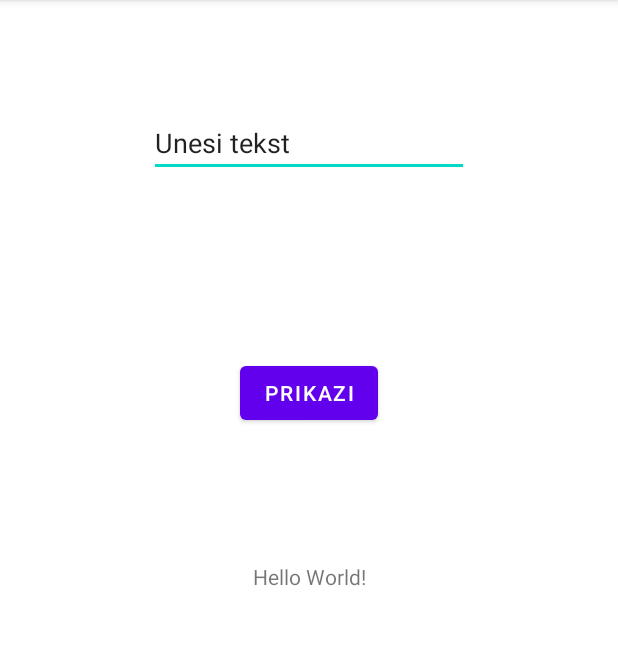
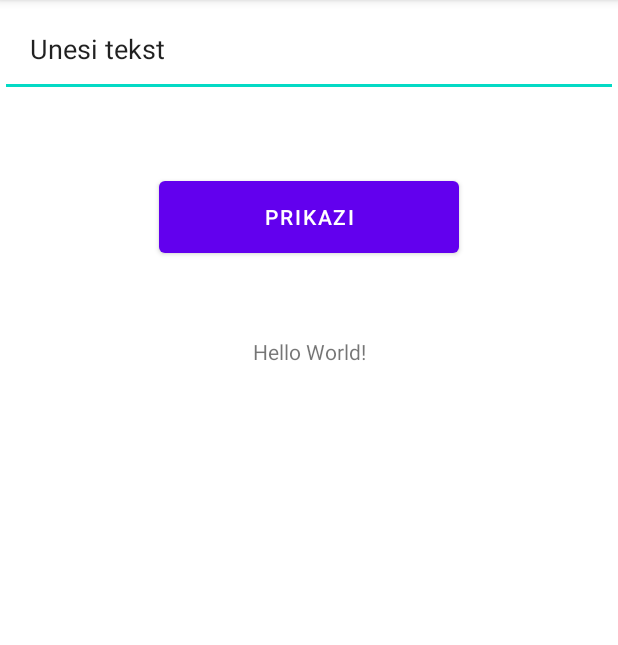
Before and after one commit to acato2/RMA-Cinaeste, an Android app: the screen it shows after launch (MainActivity), on a phone screen of 412 x 824 dp, the part 84-729 px from its top. Run offline under Robolectric (Android 15) with nearby library versions, the light colour scheme and no system bars.

Commit message:
Zadatak 2 - LinearLayout

```diff
--- a/app/src/main/res/layout/activity_main.xml
+++ b/app/src/main/res/layout/activity_main.xml
@@ -1,49 +1,38 @@
 <?xml version="1.0" encoding="utf-8"?>
-<androidx.constraintlayout.widget.ConstraintLayout xmlns:android="http://schemas.android.com/apk/res/android"
+<LinearLayout xmlns:android="http://schemas.android.com/apk/res/android"
     xmlns:app="http://schemas.android.com/apk/res-auto"
     xmlns:tools="http://schemas.android.com/tools"
     android:layout_width="match_parent"
     android:layout_height="match_parent"
+    android:orientation="vertical"
     tools:context=".MainActivity">
+
+    <EditText
+        android:id="@+id/editText1"
+        android:layout_width="match_parent"
+        android:layout_height="wrap_content"
+        android:ems="10"
+        android:inputType="textPersonName"
+        android:padding="20dp"
+        android:text="Unesi tekst" />
+
+    <Button
+        android:id="@+id/button1"
+        android:layout_width="200dp"
+        android:layout_height="60dp"
+        android:layout_gravity="center_horizontal"
+        android:layout_marginTop="50dp"
+        android:gravity="center"
+        android:insetLeft="0dp"
+        android:text="prikazi" />
 
     <TextView
         android:id="@+id/textView1"
-        android:layout_width="wrap_content"
+        android:layout_width="match_parent"
         android:layout_height="wrap_content"
-        android:text="Hello World!"
-        app:layout_constraintBottom_toBottomOf="parent"
-        app:layout_constraintLeft_toLeftOf="parent"
-        app:layout_constraintRight_toRightOf="parent"
-        app:layout_constraintTop_toTopOf="parent" />
+        android:layout_gravity="center_horizontal"
+        android:layout_margin="50dp"
+        android:gravity="center"
+        android:text="Hello World!" />
 
-    <EditText
-        android:id="@+id/editText1"
-        android:layout_width="wrap_content"
-        android:layout_height="wrap_content"
-        android:layout_marginStart="16dp"
-        android:layout_marginTop="16dp"
-        android:layout_marginEnd="16dp"
-        android:layout_marginBottom="32dp"
-        android:ems="10"
-        android:inputType="textPersonName"
-        android:text="Unesi tekst"
-        app:layout_constraintBottom_toTopOf="@+id/button1"
-        app:layout_constraintEnd_toEndOf="parent"
-        app:layout_constraintStart_toStartOf="parent"
-        app:layout_constraintTop_toTopOf="parent" />
-
-    <Button
-        android:id="@+id/button1"
-        android:layout_width="wrap_content"
-        android:layout_height="wrap_content"
-        android:layout_marginStart="32dp"
-        android:layout_marginTop="32dp"
-        android:layout_marginEnd="32dp"
-        android:layout_marginBottom="32dp"
-        android:text="prikazi"
-        app:layout_constraintBottom_toTopOf="@+id/textView1"
-        app:layout_constraintEnd_toEndOf="parent"
-        app:layout_constraintStart_toStartOf="parent"
-        app:layout_constraintTop_toBottomOf="@+id/editText1" />
-
-</androidx.constraintlayout.widget.ConstraintLayout>
+</LinearLayout>
```
